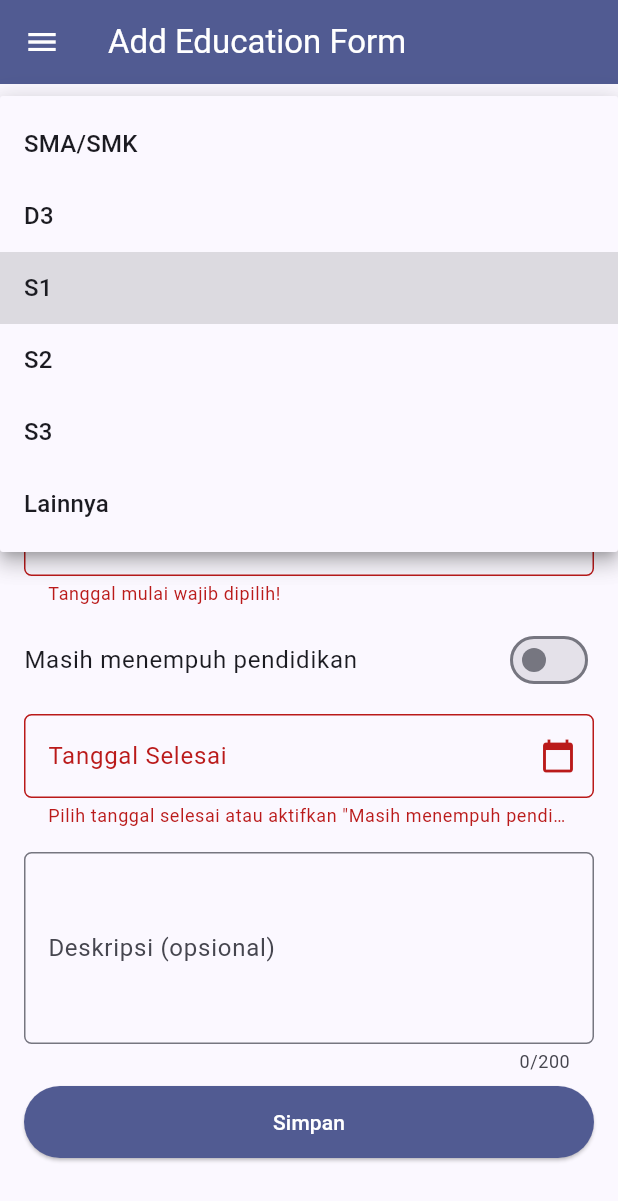
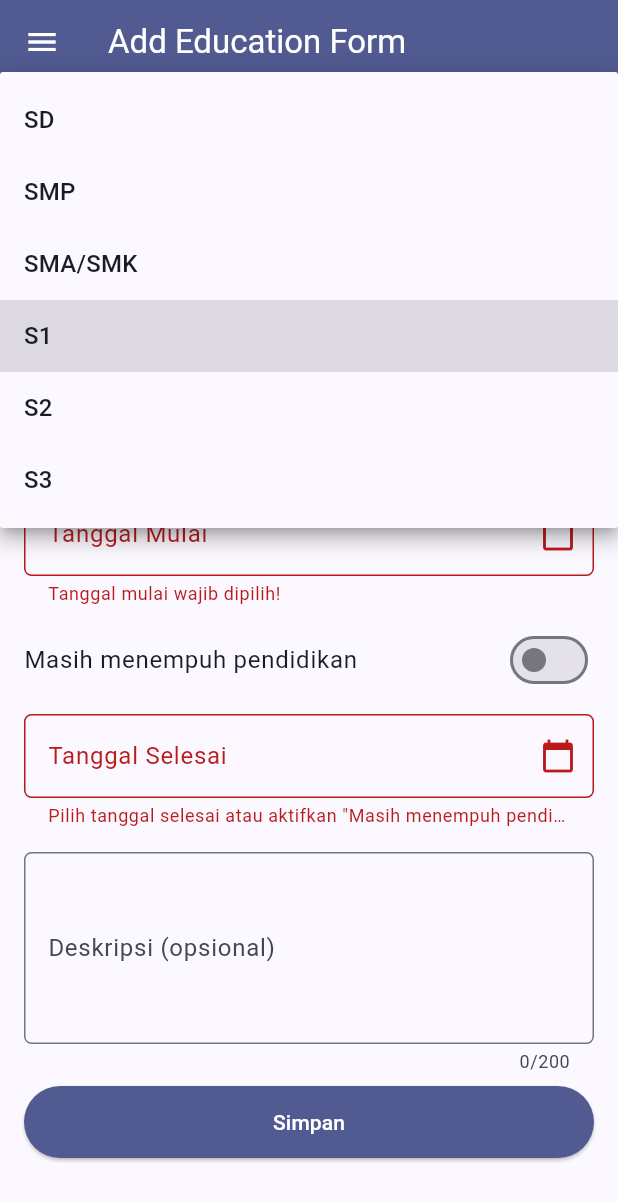
Before and after one commit to dellapermata51-ui/myportofolio_mobile, a Flutter app: the EducationFormPage screen opened directly, after a tap on "Simpan", after a tap on "S1", on a phone screen of 412 x 824 dp. Shown: the top 1201 px of the screen. Run offline on Flutter 3.47's test engine with Material 3 defaults, Android fonts, the phone set to English and light mode, and no system bars; our stand-ins replace material_ui; generated files the repository leaves out were written again.

Commit message:
feat: mengirim formulir Education ke API dengan token dan menangani error 400, 401, dan 403

```diff
--- a/lib/screens/education_form.dart
+++ b/lib/screens/education_form.dart
@@ -1,5 +1,12 @@
 import 'package:material_ui/material_ui.dart';
+import 'package:myportofolio_mobile/models/education.dart';
+import 'package:myportofolio_mobile/screens/education_list_screen.dart';
+import 'package:myportofolio_mobile/services/api_client.dart';
+import 'package:myportofolio_mobile/services/auth_state.dart';
+import 'package:myportofolio_mobile/utils/date_formatter.dart';
+import 'package:myportofolio_mobile/widgets/auth_guard.dart';
 import 'package:myportofolio_mobile/widgets/left_drawer.dart';
+import 'package:provider/provider.dart';
 
 class EducationFormPage extends StatefulWidget {
   const EducationFormPage({super.key});
@@ -9,29 +16,15 @@ class EducationFormPage extends StatefulWidget {
 }
 
 class _EducationFormPageState extends State<EducationFormPage> {
-  static const String _defaultDegree = 'S1';
-  static const List<String> _degrees = [
-    'SMA/SMK',
-    'D3',
-    'S1',
-    'S2',
-    'S3',
-    'Lainnya',
-  ];
-  static const List<String> _months = [
-    'Januari',
-    'Februari',
-    'Maret',
-    'April',
-    'Mei',
-    'Juni',
-    'Juli',
-    'Agustus',
-    'September',
-    'Oktober',
-    'November',
-    'Desember',
-  ];
+  static const String _defaultLevel = 's1';
+  static const Map<String, String> _levels = {
+    'sd': 'SD',
+    'smp': 'SMP',
+    'sma': 'SMA/SMK',
+    's1': 'S1',
+    's2': 'S2',
+    's3': 'S3',
+  };
 
   final _formKey = GlobalKey<FormState>();
   final _endDateFieldKey = GlobalKey<FormFieldState<String>>();
@@ -40,12 +33,13 @@ class _EducationFormPageState extends State<EducationFormPage> {
   final _endDateController = TextEditingController();
 
   String _institution = '';
-  String _degree = _defaultDegree;
+  String _level = _defaultLevel;
   String _fieldOfStudy = '';
   DateTime? _startDate;
   DateTime? _endDate;
   bool _isStudying = false;
   String _description = '';
+  bool _isSubmitting = false;
 
   @override
   void dispose() {
@@ -65,10 +59,6 @@ class _EducationFormPageState extends State<EducationFormPage> {
       suffixIcon: suffixIcon,
       border: OutlineInputBorder(borderRadius: BorderRadius.circular(5.0)),
     );
-  }
-
-  String _formatDate(DateTime date) {
-    return '${date.day} ${_months[date.month - 1]} ${date.year}';
   }
 
   String? _validateInstitution(String? value) {
@@ -158,10 +148,10 @@ class _EducationFormPageState extends State<EducationFormPage> {
     setState(() {
       if (isStart) {
         _startDate = picked;
-        _startDateController.text = _formatDate(picked);
+        _startDateController.text = formatDate(picked);
       } else {
         _endDate = picked;
-        _endDateController.text = _formatDate(picked);
+        _endDateController.text = formatDate(picked);
       }
     });
   }
@@ -179,13 +169,10 @@ class _EducationFormPageState extends State<EducationFormPage> {
     }
   }
 
-  void _submit() {
-    final formState = _formKey.currentState!;
-    if (!formState.validate()) {
-      return;
-    }
-    formState.save();
-    _showSummaryDialog();
+  void _showSnackBar(String message) {
+    ScaffoldMessenger.of(context)
+      ..hideCurrentSnackBar()
+      ..showSnackBar(SnackBar(content: Text(message)));
   }
 
   void _resetForm() {
@@ -196,17 +183,89 @@ class _EducationFormPageState extends State<EducationFormPage> {
       _startDate = null;
       _endDate = null;
       _isStudying = false;
-      _degree = _defaultDegree;
+      _level = _defaultLevel;
     });
   }
 
-  void _showSummaryDialog() {
-    final endDateText = _isStudying
+  DateTime _toUtcDate(DateTime date) {
+    return DateTime.utc(date.year, date.month, date.day);
+  }
+
+  Future<void> _submit() async {
+    final formState = _formKey.currentState!;
+    if (!formState.validate()) {
+      return;
+    }
+    formState.save();
+
+    final loggedIn = await ensureLoggedIn(context);
+    if (!loggedIn || !mounted) return;
+
+    final token = context.read<AuthState>().token;
+    if (token == null) return;
+
+    final apiClient = context.read<ApiClient>();
+    final endDate = _endDate;
+    final newEducation = Education(
+      institution: _institution,
+      program: _fieldOfStudy,
+      level: _level,
+      description: _description,
+      startedAt: _toUtcDate(_startDate!),
+      endedAt: _isStudying || endDate == null ? null : _toUtcDate(endDate),
+    );
+
+    setState(() {
+      _isSubmitting = true;
+    });
+
+    try {
+      final created = await apiClient.createEducation(
+        newEducation,
+        token: token,
+      );
+      if (!mounted) return;
+      await _showSummaryDialog(created);
+    } on ApiException catch (e) {
+      if (!mounted) return;
+      if (e.statusCode == 401) {
+        // Token tidak valid/kedaluwarsa: logout lalu minta login ulang.
+        await context.read<AuthState>().logout();
+        if (!mounted) return;
+        _showSnackBar('Sesi login berakhir. Silakan login ulang.');
+        await ensureLoggedIn(context);
+      } else if (e.statusCode == 403) {
+        _showSnackBar(
+          'Kamu tidak memiliki izin menambah Education. '
+          'Hanya pemilik portofolio yang dapat menambah data.',
+        );
+      } else if (e.statusCode == 400) {
+        _showSnackBar('Data tidak valid. Periksa kembali isian kamu.');
+      } else {
+        _showSnackBar('Gagal menyimpan data pendidikan (${e.statusCode}).');
+      }
+    } on Exception {
+      if (!mounted) return;
+      _showSnackBar('Tidak dapat terhubung ke server. Coba lagi nanti.');
+    } finally {
+      if (mounted) {
+        setState(() {
+          _isSubmitting = false;
+        });
+      }
+    }
+  }
+
+  Future<void> _showSummaryDialog(Education created) async {
+    final endedAt = created.endedAt;
+    final endDateText = endedAt == null
         ? 'Sekarang (masih menempuh pendidikan)'
-        : _formatDate(_endDate!);
-    final descriptionText = _description.isEmpty ? '-' : _description;
+        : formatDate(endedAt.toUtc());
+    final descriptionText = created.description.isEmpty
+        ? '-'
+        : created.description;
 
-    showDialog<void>(
+    final openList = await showDialog<bool>(
       context: context,
       builder: (dialogContext) {
         return AlertDialog(
@@ -216,10 +275,10 @@ class _EducationFormPageState extends State<EducationFormPage> {
               mainAxisSize: MainAxisSize.min,
               crossAxisAlignment: CrossAxisAlignment.start,
               children: [
-                Text('Institusi: $_institution'),
-                Text('Jenjang: $_degree'),
-                Text('Bidang Studi: $_fieldOfStudy'),
-                Text('Tanggal Mulai: ${_formatDate(_startDate!)}'),
+                Text('Institusi: ${created.institution}'),
+                Text('Jenjang: ${created.levelDisplay}'),
+                Text('Bidang Studi: ${created.program}'),
+                Text('Tanggal Mulai: ${formatDate(created.startedAt.toUtc())}'),
                 Text('Tanggal Selesai: $endDateText'),
                 Text('Deskripsi: $descriptionText'),
               ],
@@ -228,15 +287,26 @@ class _EducationFormPageState extends State<EducationFormPage> {
           actions: [
             TextButton(
               child: const Text('Tutup'),
-              onPressed: () {
-                Navigator.pop(dialogContext);
-                _resetForm();
-              },
+              onPressed: () => Navigator.pop(dialogContext, false),
+            ),
+            TextButton(
+              child: const Text('Lihat Daftar'),
+              onPressed: () => Navigator.pop(dialogContext, true),
             ),
           ],
         );
       },
     );
+
+    if (!mounted) return;
+    if (openList ?? false) {
+      Navigator.pushReplacement(
+        context,
+        MaterialPageRoute(builder: (_) => const EducationListScreen()),
+      );
+    } else {
+      _resetForm();
+    }
   }
 
   @override
@@ -277,19 +347,19 @@ class _EducationFormPageState extends State<EducationFormPage> {
 
                   DropdownButtonFormField<String>(
                     decoration: _decoration('Jenjang Pendidikan'),
-                    initialValue: _defaultDegree,
-                    items: _degrees
+                    initialValue: _defaultLevel,
+                    items: _levels.entries
                         .map(
-                          (degree) => DropdownMenuItem(
-                            value: degree,
-                            child: Text(degree),
+                          (level) => DropdownMenuItem(
+                            value: level.key,
+                            child: Text(level.value),
                           ),
                         )
                         .toList(),
                     onChanged: (String? newValue) {
                       if (newValue != null) {
                         setState(() {
-                          _degree = newValue;
+                          _level = newValue;
                         });
                       }
                     },
@@ -365,8 +435,17 @@ class _EducationFormPageState extends State<EducationFormPage> {
                         backgroundColor: primaryColor,
                         foregroundColor: Colors.white,
                       ),
-                      onPressed: _submit,
-                      child: const Text('Simpan'),
+                      onPressed: _isSubmitting ? null : _submit,
+                      child: _isSubmitting
+                          ? const SizedBox(
+                              height: 20,
+                              width: 20,
+                              child: CircularProgressIndicator(
+                                strokeWidth: 2,
+                                color: Colors.white,
+                              ),
+                            )
+                          : const Text('Simpan'),
                     ),
                   ),
                 ],
```
